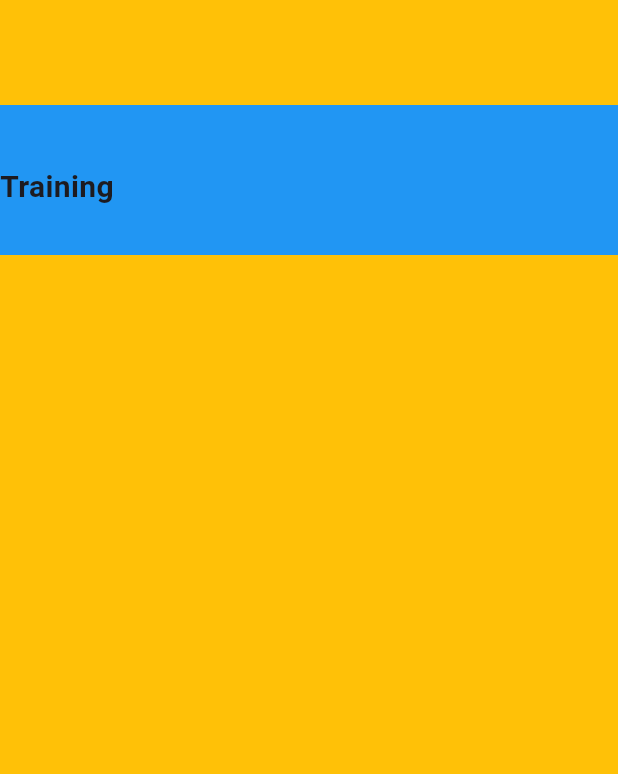
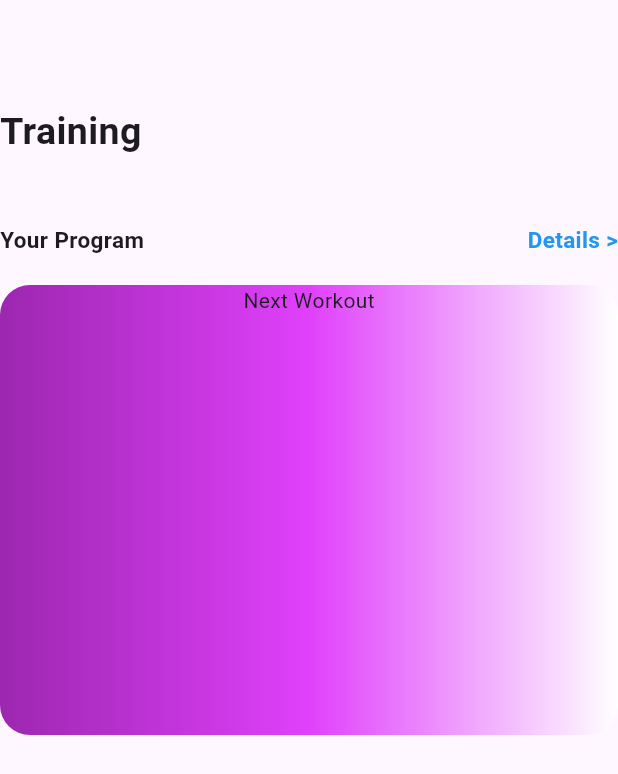
Before and after one commit to Reeptto/Ashsuii_app, a Flutter app: the screen it shows after launch, on a phone screen of 412 x 824 dp. Shown: the top 774 px of the screen. Run offline on Flutter 3.47's test engine with Material 3 defaults, Android fonts, the phone set to English and light mode, and no system bars.

Commit message:
masih membuat layout

```diff
--- a/lib/quiz/quiz1.dart
+++ b/lib/quiz/quiz1.dart
@@ -9,20 +9,62 @@ class Quiz1 extends StatelessWidget {
       body: Container(
         width: double.infinity,
         height: double.infinity,
-        color: Colors.amber,
+        color: const Color.fromARGB(0, 158, 158, 158),
         child: Column(
           children: [
             Container(
               margin: EdgeInsets.only(top: 70),
               width: 500,
               height: 100,
-              color: Colors.blue,
-              child: Container(
-                margin: EdgeInsets.only(top: 40),
-                child: Text("Training", style: TextStyle(
-                  fontSize: 20,
-                  fontWeight: FontWeight.bold
-                ),),
+              // color: Colors.white,
+              child: Column(
+                 crossAxisAlignment:  CrossAxisAlignment.start,
+                 mainAxisAlignment: MainAxisAlignment.spaceBetween,
+                children: [
+                  Container(
+                    child: Text("Training", style: TextStyle(
+                      fontSize: 25,
+                      fontWeight: FontWeight.bold
+                    ),),
+                  ),
+                  Row(
+                    mainAxisAlignment: MainAxisAlignment.spaceBetween,
+                    crossAxisAlignment: CrossAxisAlignment.start,
+                    children: [
+                      Container(
+                        child: Text("Your Program", style: TextStyle(
+                          fontSize: 15,
+                          fontWeight: FontWeight.bold
+                        ),),
+                      ),
+                      Container(
+                        child: Text("Details >", style: TextStyle(
+                          fontSize: 15,
+                          fontWeight: FontWeight.bold,
+                          color: Colors.blue
+                        ),),
+                      ),
+                    ],
+                  ),
+
+                ],
+              ),
+            ),
+
+            Container(
+              margin: EdgeInsets.only(top: 20),
+              width: 500,
+              height: 300,
+              decoration: BoxDecoration(
+                color: Colors.purple.shade400,
+                borderRadius: BorderRadius.circular(20),
+                gradient: LinearGradient(
+                  colors: [Colors.purple, Colors.purpleAccent, Colors.white])
+                ),
+              child: Column(
+                children: [
+                  Text("Next Workout")
+                ],
               ),
             )
           ],
```
